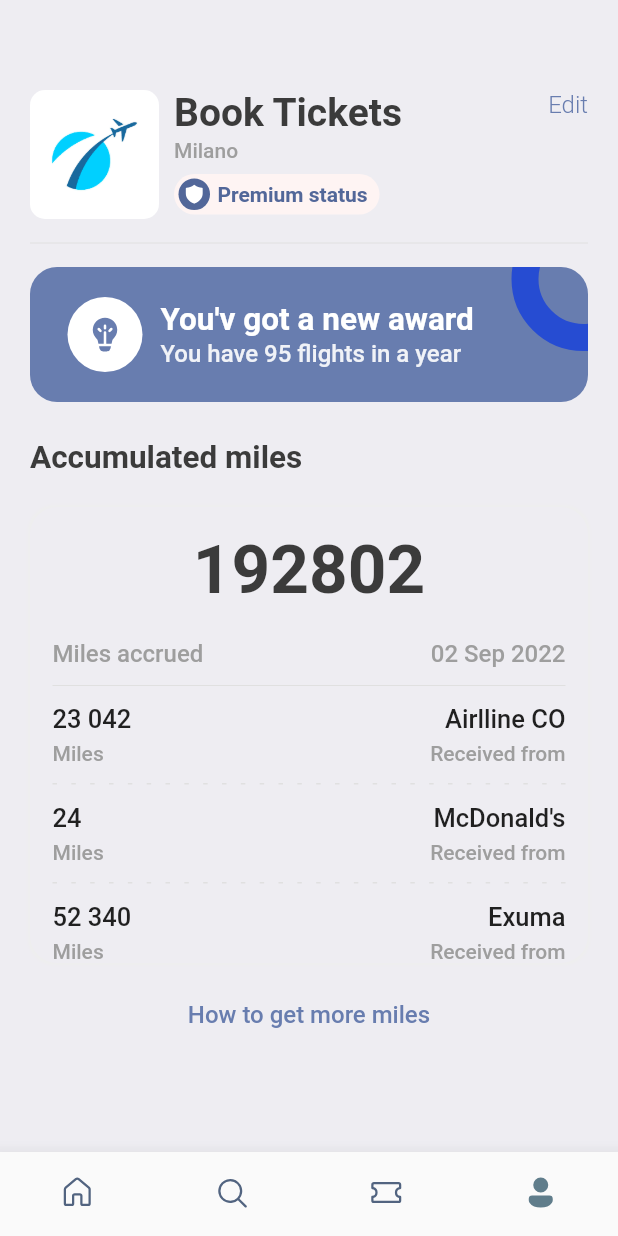
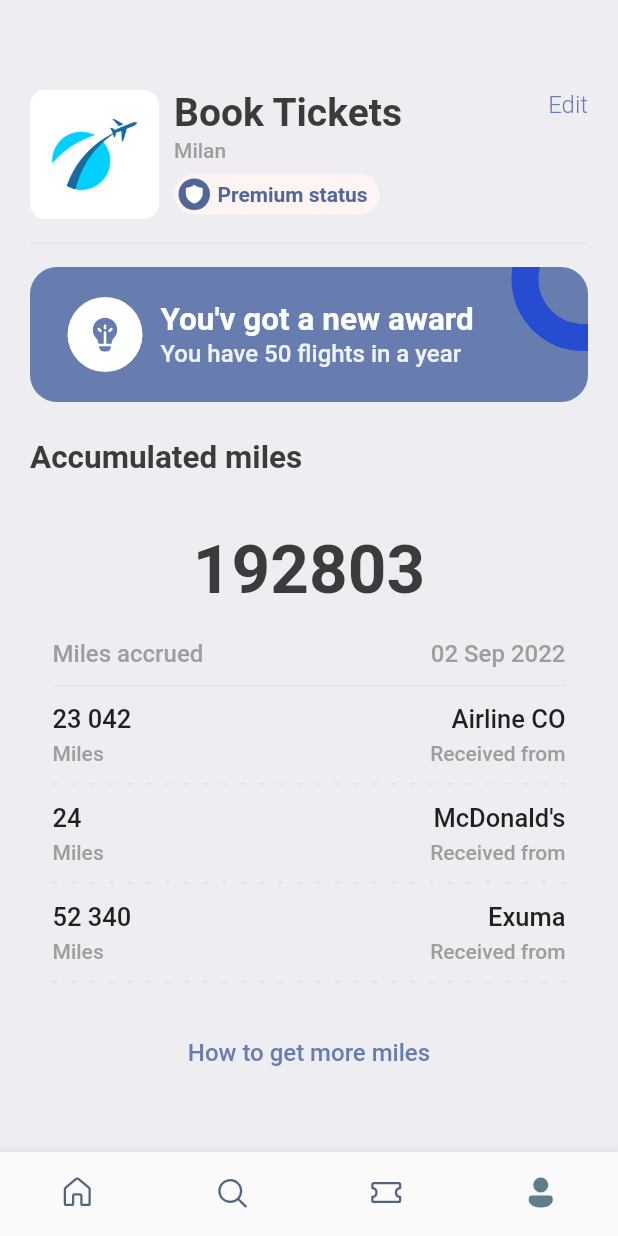
Before and after one commit to ecali/ticket_booking_app, a Flutter app: the screen it shows after launch, item 4 of the bottom bar chosen, on a phone screen of 412 x 824 dp. Run offline on Flutter 3.47's test engine with Material 2 defaults, Android fonts, the phone set to English and light mode, and no system bars; our stand-ins replace barcode_widget, fluentui_icons, gap, get.

Commit message:
add dynamics view of miles

```diff
--- a/lib/screens/profile_screen.dart
+++ b/lib/screens/profile_screen.dart
@@ -1,11 +1,11 @@
 import 'package:fluentui_icons/fluentui_icons.dart';
 import 'package:flutter/material.dart';
+import 'package:ticket_booking_app/utils/app_info_list.dart';
 import 'package:ticket_booking_app/utils/app_layout.dart';
 import 'package:ticket_booking_app/utils/app_style.dart';
 import 'package:ticket_booking_app/utils/app_utils.dart';
 import 'package:ticket_booking_app/widgets/column_layout.dart';
 import 'package:ticket_booking_app/widgets/layout_builder_widget.dart';
-
 import '../utils/app_colors.dart';
 
 class ProfileScreen extends StatelessWidget {
@@ -13,6 +13,8 @@ class ProfileScreen extends StatelessWidget {
 
   @override
   Widget build(BuildContext context) {
+    final Map<String, dynamic> userData = user;
+
     return Scaffold(
       backgroundColor: AppColors.bgColor,
       body: ListView(
@@ -39,7 +41,7 @@ class ProfileScreen extends StatelessWidget {
                 children: [
                   Text('Book Tickets', style: Styles.headlineStyle),
                   AppLayout.addGap(GapSize.mini),
-                  Text('Milano', style:  TextStyle(
+                  Text(userData['city'], style:  TextStyle(
                     fontSize: 14, fontWeight: FontWeight.w500, color: Colors.grey.shade500
                   ),),
                   AppLayout.addGap(GapSize.moreSmall),
@@ -60,7 +62,7 @@ class ProfileScreen extends StatelessWidget {
                           child: const Icon(FluentSystemIcons.ic_fluent_shield_filled, color: Colors.white, size: 15),
                         ),
                         AppLayout.addGap(GapSize.small),
-                        Text('Premium status', style: TextStyle(
+                        Text(userData['premium'] ? 'Premium status' : 'Became Premium', style: TextStyle(
                           color: AppColors.naviBlue, fontWeight: FontWeight.w600
                         )),
                         AppLayout.addGap(GapSize.small),
@@ -84,6 +86,7 @@ class ProfileScreen extends StatelessWidget {
           AppLayout.addGap(GapSize.moreSmall),
           Divider(color: Colors.grey.shade300),
           AppLayout.addGap(GapSize.moreSmall),
+          if(userData['reward']['active'])
             Stack(
             children: [
               Container(
@@ -124,7 +127,7 @@ class ProfileScreen extends StatelessWidget {
                       children: [
                         Text('You\'v got a new award',
                             style: Styles.headlineStyle2.copyWith(fontWeight: FontWeight.bold, color: Colors.white)),
-                        Text('You have 95 flights in a year',
+                        Text('You have ${userData['reward']['flight']} flights in a year',
                             style: Styles.headlineStyle2.copyWith(fontWeight: FontWeight.w500,
                                 color: Colors.white.withOpacity(0.9), fontSize: 16))
                       ],
@@ -153,7 +156,7 @@ class ProfileScreen extends StatelessWidget {
             child: Column(
               children: [
                 AppLayout.addGap(GapSize.medium),
-                Text('192802', style: TextStyle(
+                Text(userData['total_miles'].toString(), style: TextStyle(
                   fontSize: 45, color: AppColors.textColor, fontWeight: FontWeight.w600
                 )),
                 AppLayout.addGap(GapSize.moreMedium),
@@ -167,35 +170,32 @@ class ProfileScreen extends StatelessWidget {
                 AppLayout.addGap(GapSize.doubleMini),
                 Divider(color: Colors.grey.shade300),
                 AppLayout.addGap(GapSize.doubleMini),
+                Column(
+                  children: userData['last_miles'].map<Widget>((milesData){
+                    return Column(
+                      children: [
                         Row(
                           mainAxisAlignment: MainAxisAlignment.spaceBetween,
-                  children: const [
-                    AppColumnLayout(firstText: '23 042', secondText: 'Miles', alignment: CrossAxisAlignment.start, isColor: false),
-                    AppColumnLayout(firstText: 'Airlline CO', secondText: 'Received from', alignment: CrossAxisAlignment.end, isColor: false),
+                          children: [
+                            AppColumnLayout(
+                                firstText: milesData['miles'],
+                                secondText: 'Miles',
+                                alignment: CrossAxisAlignment.start,
+                                isColor: false),
+                            AppColumnLayout(
+                                firstText: milesData['from'],
+                                secondText: 'Received from',
+                                alignment: CrossAxisAlignment.end,
+                                isColor: false),
                           ],
                         ),
                         AppLayout.addGap(GapSize.lessMedium),
                         const AppLayoutBuilderWidget(sections: 12, isColor: true),
                         AppLayout.addGap(GapSize.lessMedium),
-                Row(
-                  mainAxisAlignment: MainAxisAlignment.spaceBetween,
-                  children: const [
-                    AppColumnLayout(firstText: '24', secondText: 'Miles', alignment: CrossAxisAlignment.start, isColor: false),
-                    AppColumnLayout(firstText: 'McDonald\'s', secondText: 'Received from', alignment: CrossAxisAlignment.end, isColor: false),
                       ],
+                    );
+                      }).toList(),
                 ),
-                AppLayout.addGap(GapSize.lessMedium),
-                const AppLayoutBuilderWidget(sections: 12, isColor: true),
-                AppLayout.addGap(GapSize.lessMedium),
-                Row(
-                  mainAxisAlignment: MainAxisAlignment.spaceBetween,
-                  children: const [
-                    AppColumnLayout(firstText: '52 340', secondText: 'Miles', alignment: CrossAxisAlignment.start, isColor: false),
-                    AppColumnLayout(firstText: 'Exuma', secondText: 'Received from', alignment: CrossAxisAlignment.end, isColor: false),
-                  ],
-                )
-
-
               ],
             ),
           ),
```
Lines whose indentation alone changed are shown as unchanged.
